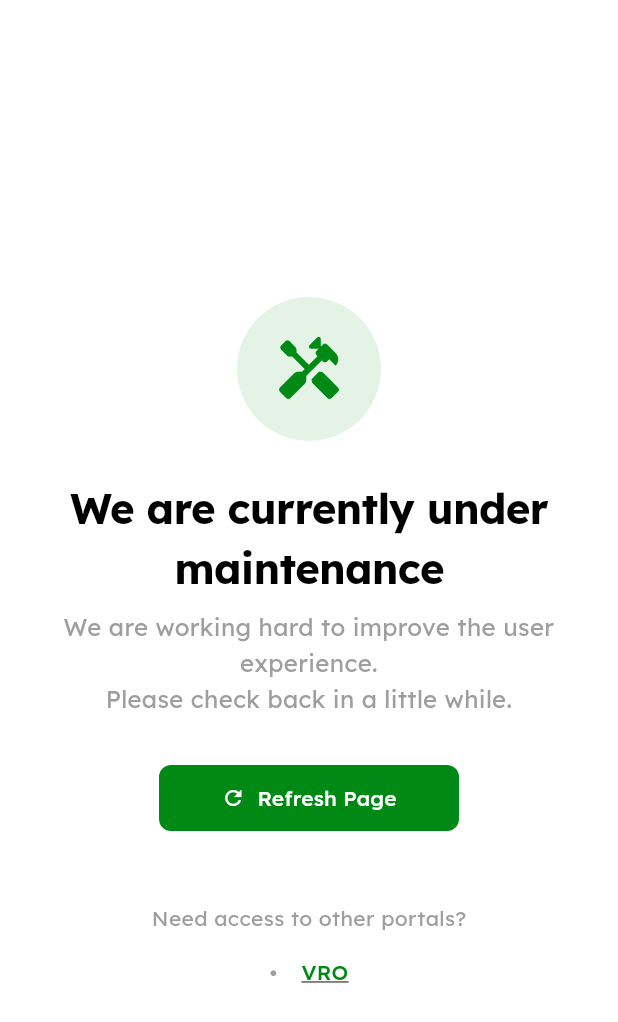
After one commit to secappproject/sec_panel, a Flutter app: the screen it shows after launch, on a phone screen of 412 x 824 dp. The commit adds this screen. Shown: the top 1022 px of the screen. Run offline on Flutter 3.47's test engine with Material 3 defaults, Android fonts, the phone set to English and light mode, and no system bars; our stand-ins replace file_picker, firebase_core, firebase_messaging, fl_chart, permission_handler, photo_view and 3 more; missing offline and left inert: excel, file_saver, rich_text_controller; accounts and stored records are empty.

Commit message:
maintenance

```diff
--- a/lib/helpers/db_helper.dart
+++ b/lib/helpers/db_helper.dart
@@ -33,15 +33,15 @@ class DatabaseHelper {
 
   String get _baseUrl {
     if (kReleaseMode) {
-      return "https://secpanel-server.onrender.com";
+      return "http://72.61.210.181:8081";
 
     } else {
       if (Platform.isAndroid) {
 
-      return "https://secpanel-server.onrender.com";
+      return "http://72.61.210.181:8081";
       } else {
 
-      return "https://secpanel-server.onrender.com";
+      return "http://72.61.210.181:8081";
       }
     }
   }
--- a/lib/main.dart
+++ b/lib/main.dart
@@ -5,6 +5,7 @@ import 'package:flutter/material.dart';
 import 'package:secpanel/login.dart';
 import 'package:secpanel/login_change_password.dart';
 import 'package:secpanel/main_screen.dart';
+import 'package:secpanel/maintenance.dart';
 import 'package:secpanel/theme/colors.dart';
 import 'package:intl/date_symbol_data_local.dart';
 import 'package:shared_preferences/shared_preferences.dart';
@@ -88,9 +89,10 @@ class _MyAppState extends State<MyApp> {
           ),
           useMaterial3: true,
         ),
-        initialRoute:  '/login',
+        initialRoute:  '/maintenance',
         routes: {
           '/login': (context) => const LoginPage(),
+          '/maintenance': (context) => const MaintenancePage(),
           '/login-change-password': (context) =>
               const LoginChangePasswordPage(),
           '/home': (context) => const MainScreen(),
--- /dev/null
+++ b/lib/maintenance.dart
@@ -0,0 +1,187 @@
+import 'package:flutter/material.dart';
+import 'package:secpanel/theme/colors.dart';
+import 'package:url_launcher/url_launcher.dart';
+
+class MaintenancePage extends StatelessWidget {
+  const MaintenancePage({super.key});
+
+
+  void _handleRefresh(BuildContext context) {
+
+
+    ScaffoldMessenger.of(context).showSnackBar(
+      const SnackBar(
+        content: Text('Refreshing...'),
+        duration: Duration(seconds: 1),
+      ),
+    );
+
+  }
+
+
+  Future<void> _launchURL(String urlString) async {
+    final Uri url = Uri.parse(urlString);
+    if (!await launchUrl(url, mode: LaunchMode.externalApplication)) {
+      debugPrint('Could not launch $url');
+    }
+  }
+
+  @override
+  Widget build(BuildContext context) {
+    return Scaffold(
+      backgroundColor: Colors.white,
+      body: SafeArea(
+        child: Center(
+          child: SingleChildScrollView(
+            padding: const EdgeInsets.symmetric(horizontal: 16.0),
+            child: Column(
+              mainAxisAlignment: MainAxisAlignment.center,
+              crossAxisAlignment: CrossAxisAlignment.center,
+              children: [
+
+
+                // Image.asset('assets/images/logo.jpeg', height: 32),
+                const SizedBox(height: 32),
+
+
+                Container(
+                  padding: const EdgeInsets.all(24),
+                  decoration: BoxDecoration(
+                    color: AppColors.schneiderGreen.withOpacity(0.1),
+                    shape: BoxShape.circle,
+                  ),
+                  child: const Icon(
+                    Icons.handyman_rounded,
+                    size: 48,
+                    color: AppColors.schneiderGreen,
+                  ),
+                ),
+                const SizedBox(height: 24),
+
+
+                const Text(
+                  'We are currently under maintenance',
+                  textAlign: TextAlign.center,
+                  style: TextStyle(
+                    fontFamily: 'Lexend',
+                    fontWeight: FontWeight.bold,
+                    fontSize: 28,
+                    color: Colors.black,
+                    letterSpacing: -0.5,
+                  ),
+                ),
+                const SizedBox(height: 8),
+
+
+                const Text(
+                  'We are working hard to improve the user experience.\nPlease check back in a little while.',
+                  textAlign: TextAlign.center,
+                  style: TextStyle(
+                    fontFamily: 'Lexend',
+                    fontWeight: FontWeight.w400,
+                    fontSize: 16,
+                    color: Colors.grey,
+                    height: 1.5,
+                  ),
+                ),
+                const SizedBox(height: 32),
+
+
+                SizedBox(
+                  width: double.infinity,
+                  child: Center(
+                    child: SizedBox(
+                      width: 200,
+                      height: 44,
+                      child: ElevatedButton.icon(
+                        onPressed: () => _handleRefresh(context),
+                        style: ElevatedButton.styleFrom(
+                          backgroundColor: AppColors.schneiderGreen,
+                          foregroundColor: Colors.white,
+                          elevation: 0,
+                          shape: RoundedRectangleBorder(
+                            borderRadius: BorderRadius.circular(8),
+                          ),
+                          padding: const EdgeInsets.symmetric(horizontal: 16),
+                        ),
+                        icon: const Icon(Icons.refresh, size: 16),
+                        label: const Text(
+                          'Refresh Page',
+                          style: TextStyle(
+                            fontFamily: 'Lexend',
+                            fontWeight: FontWeight.w500,
+                            fontSize: 14,
+                          ),
+                        ),
+                      ),
+                    ),
+                  ),
+                ),
+
+                const SizedBox(height: 48),
+
+
+                Column(
+                  children: [
+                    const Text(
+                      'Need access to other portals?',
+                      style: TextStyle(
+                        fontFamily: 'Lexend',
+                        fontSize: 14,
+                        color: Colors.grey,
+                      ),
+                    ),
+                    const SizedBox(height: 16),
+                    Row(
+                      mainAxisAlignment: MainAxisAlignment.center,
+                      children: [
+                         // MVP Link (Commented out in your Next.js code, so commented here too)
+                         /*
+                         InkWell(
+                           onTap: () => _launchURL('https://mvp-fe.vercel.app'),
+                           child: const Text(
+                             'MVP Portal',
+                             style: TextStyle(
+                               fontFamily: 'Lexend',
+                               fontWeight: FontWeight.w500,
+                               color: AppColors.schneiderGreen,
+                               decoration: TextDecoration.underline,
+                             ),
+                           ),
+                         ),
+                         const SizedBox(width: 16),
+                         */
+
+                        // Separator Dot
+                        const Text(
+                          '•',
+                          style: TextStyle(color: Colors.grey),
+                        ),
+
+                        const SizedBox(width: 16),
+
+
+                        InkWell(
+                          onTap: () => _launchURL('http://72.61.210.181'),
+                          child: const Text(
+                            'VRO',
+                            style: TextStyle(
+                              fontFamily: 'Lexend',
+                              fontWeight: FontWeight.w500,
+                              color: AppColors.schneiderGreen,
+                              decoration: TextDecoration.underline,
+                            ),
+                          ),
+                        ),
+                      ],
+                    ),
+                  ],
+                )
+              ],
+            ),
+          ),
+        ),
+      ),
+    );
+  }
+}
```
